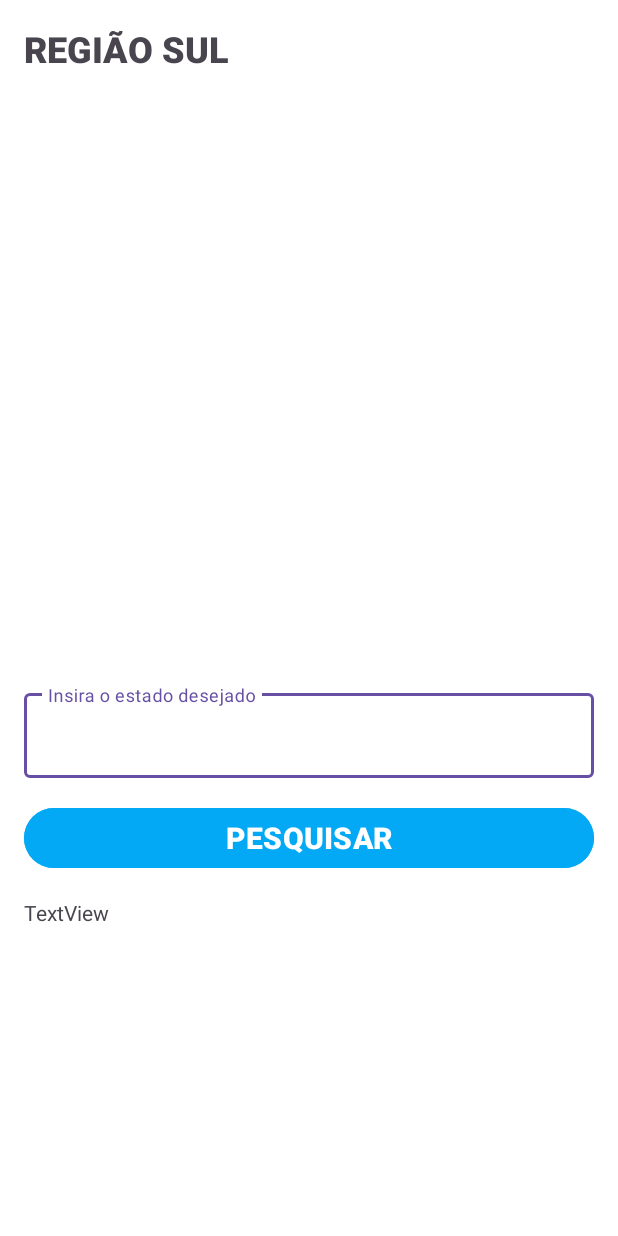
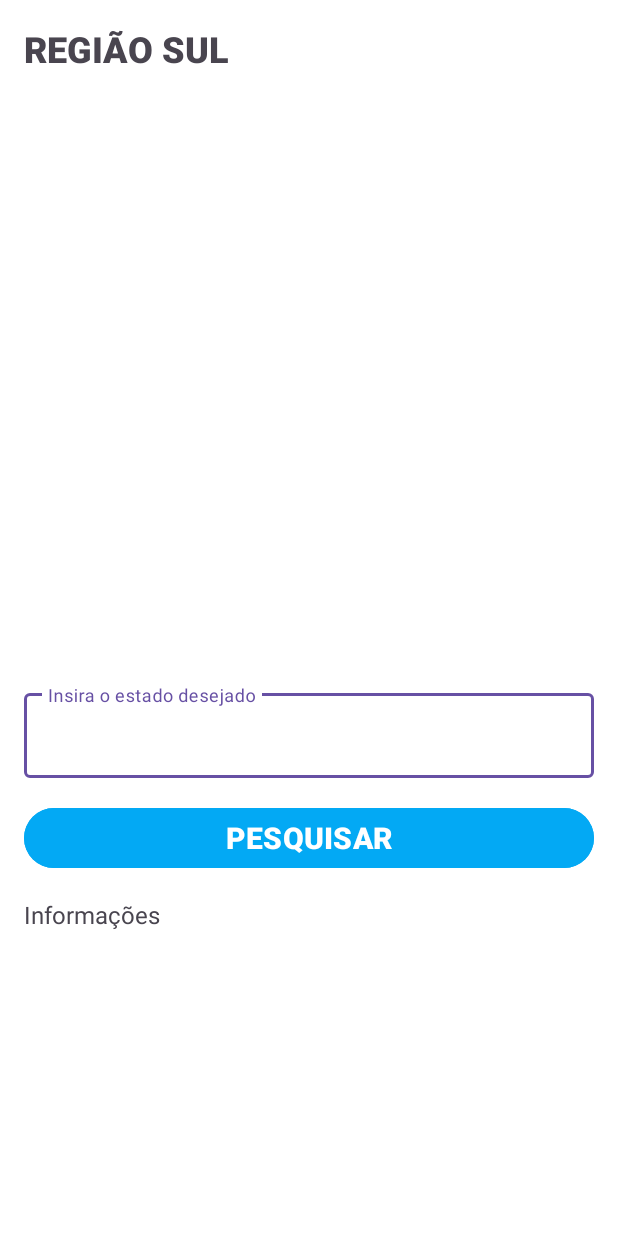
Before and after one commit to PepeTonin/mobile-atividade-mapa, an Android app: the screen it shows after launch (MainActivity), on a phone screen of 412 x 824 dp. Run offline under Robolectric (Android 15) with nearby library versions, the phone set to English and light mode, and no system bars; libraries missing offline, so code that uses them is left out: com.github.chrisbanes.photoview; plain views replace PhotoView; 2 statements that could not run were skipped.

Commit message:
finalizacao do trabalho

```diff
--- a/app/src/main/java/com/example/atividade_mapa_mobile/MainActivity.java
+++ b/app/src/main/java/com/example/atividade_mapa_mobile/MainActivity.java
@@ -1,6 +1,7 @@
 package com.example.atividade_mapa_mobile;
 
 import static com.example.atividade_mapa_mobile.R.id.editText;
+import static com.example.atividade_mapa_mobile.R.id.informacoes;
 
 import androidx.appcompat.app.AppCompatActivity;
 
@@ -17,6 +18,7 @@ public class MainActivity extends AppCompatActivity {
     TextInputEditText editText;
     PhotoView photoView;
     TextView titulo;
+    TextView info;
 
     @Override
     protected void onCreate(Bundle savedInstanceState) {
@@ -27,6 +29,7 @@ public class MainActivity extends AppCompatActivity {
         photoView.setImageResource(R.drawable.mapa_regiao_sul);
         editText = (TextInputEditText) findViewById(R.id.editText);
         titulo = (TextView) findViewById(R.id.titulo);
+        info = (TextView) findViewById(R.id.informacoes);
 
     }
 
@@ -35,12 +38,15 @@ public class MainActivity extends AppCompatActivity {
         if (entradaUsuario.equals("parana")){
             photoView.setImageResource(R.drawable.mapa_parana);
             titulo.setText("parana");
+            info.setText("Área territorial: 199.298,981 km²\nPopulação residente: 11.444.380 pessoas\nDensidade demográfica: 57,42 hab/km²\nIDH: 0,769\nRenda mensal média: R$2.115");
         } else if (entradaUsuario.equals("santa catarina")) {
             photoView.setImageResource(R.drawable.mapa_santa_catarina);
             titulo.setText("santa catarina");
+            info.setText("Área territorial: 95.730,690 km²\nPopulação residente: 7.610.361 pessoas\nDensidade demográfica: 79,50 hab/km²\nIDH: 0,792\nRenda mensal média: R$2.269");
         } else if (entradaUsuario.equals("rio grande do sul")) {
             photoView.setImageResource(R.drawable.mapa_rio_grande_do_sul);
             titulo.setText("rio grande do sul");
+            info.setText("Área territorial: 281.707,151 km²\nPopulação residente: 10.882.965 pessoas\nDensidade demográfica: 38,63 hab/km²\nIDH: 0,771\nRenda mensal média: R$2.304");
         } else {
             titulo.setText("estado não encontrado");
         }
--- a/app/src/main/res/layout/activity_main.xml
+++ b/app/src/main/res/layout/activity_main.xml
@@ -56,11 +56,12 @@
             android:textSize="20sp" />
 
         <TextView
-            android:id="@+id/textView2"
+            android:id="@+id/informacoes"
             android:layout_width="match_parent"
             android:layout_height="wrap_content"
             android:layout_marginTop="16dp"
-            android:text="TextView" />
+            android:text="Informações"
+            android:textSize="16sp" />
 
     </LinearLayout>
 </ScrollView>
```
